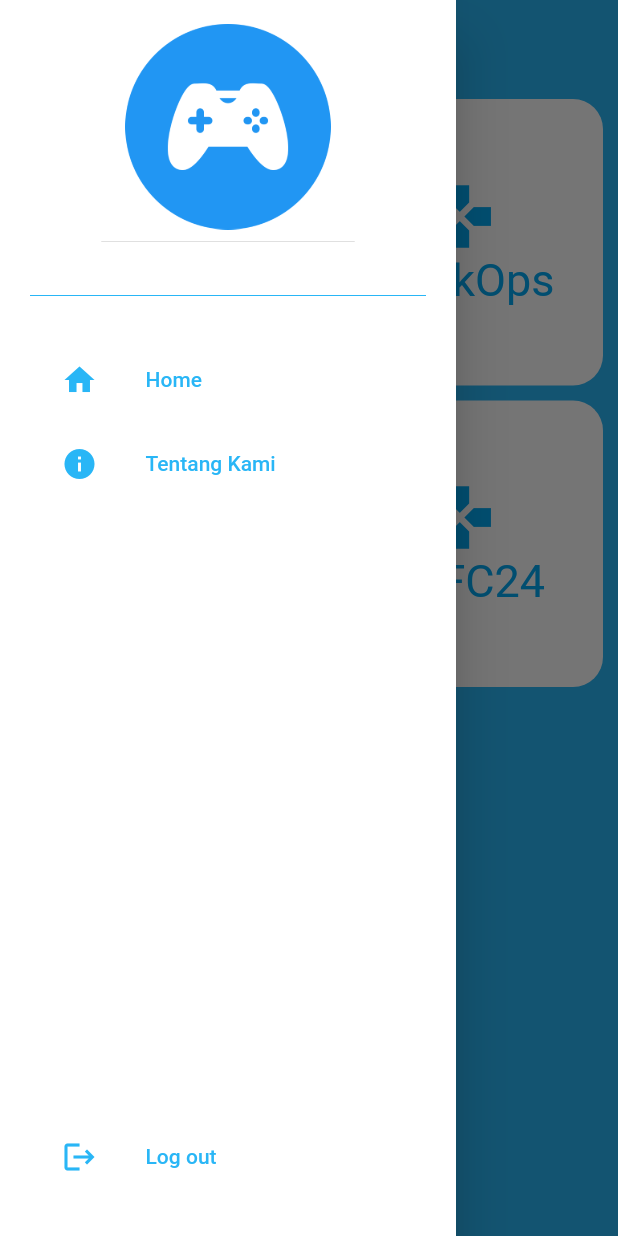
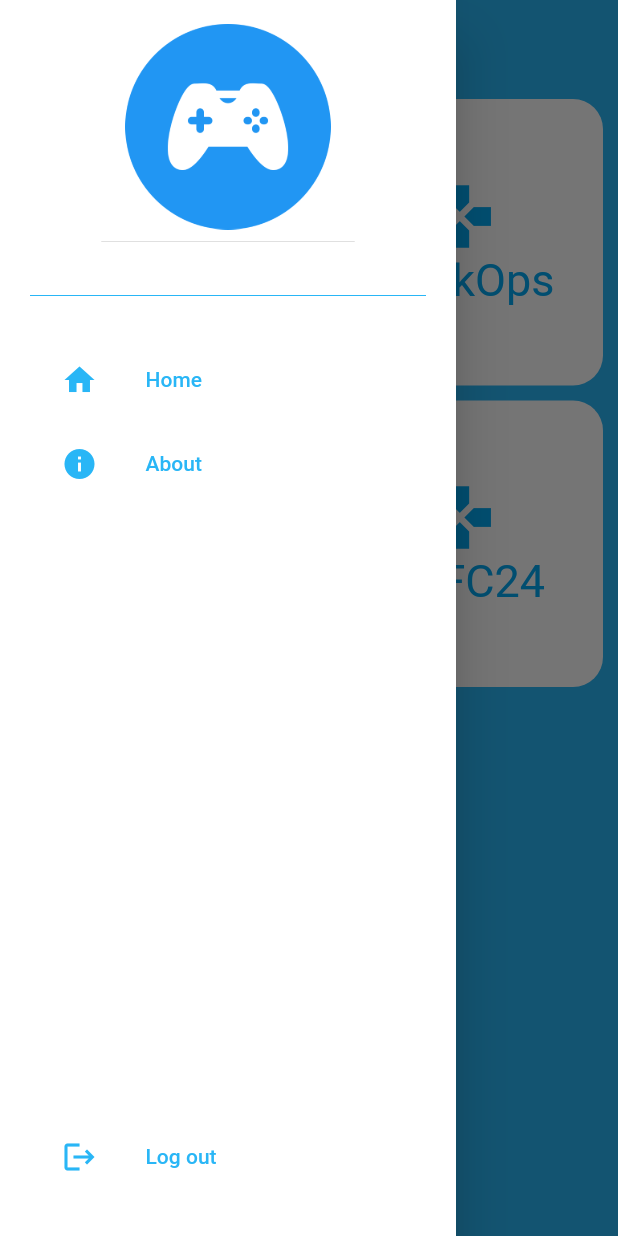
Before and after one commit to IqbalFarissi/uts, a Flutter app: the IntroPage screen opened directly, with the side drawer open, on a phone screen of 412 x 824 dp. Run offline on Flutter 3.47's test engine with Material 2 defaults, Android fonts, the light colour scheme and no system bars; drawn by our look-alikes of google_nav_bar.

Commit message:
udate intro

```diff
--- a/lib/pages/intro_page.dart
+++ b/lib/pages/intro_page.dart
@@ -93,7 +93,7 @@ class _IntroPageState extends State<IntroPage> {
                   child: ListTile(
                     leading: Icon(Icons.info, color: Colors.lightBlue[400]),
                     title: Text(
-                      'Tentang Kami',
+                      'About',
                       style: TextStyle(color: Colors.lightBlue[400]),
                     ),
                   ),
```
